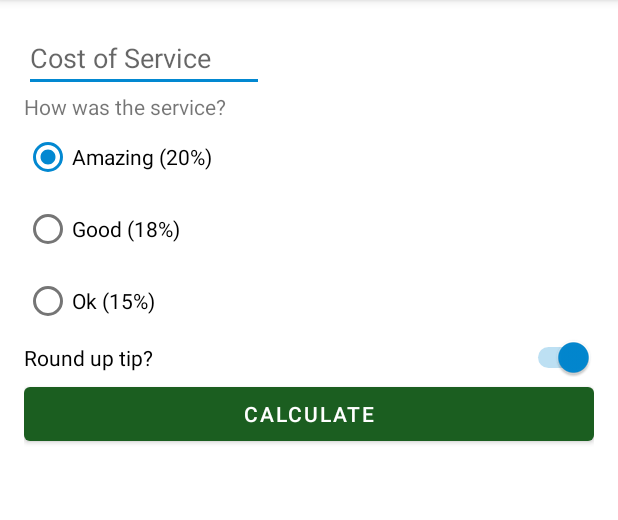
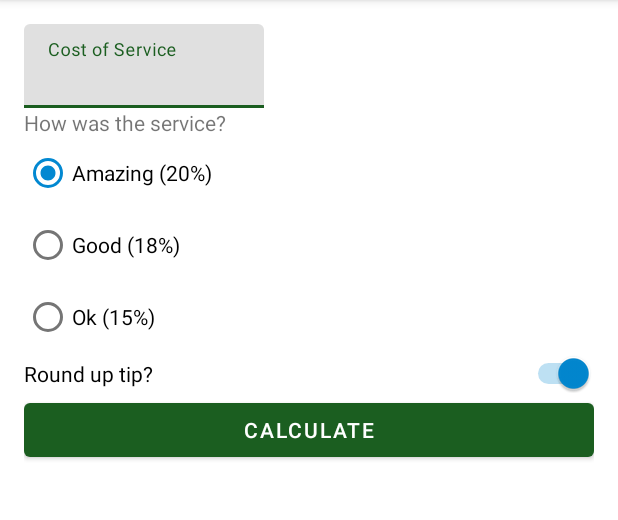
Before and after one commit to wanderlp/kotlin-tip-time, an Android app: the screen it shows after launch (MainActivity), on a phone screen of 412 x 824 dp, the part 84-604 px from its top. Run offline under Robolectric (Android 15) with nearby library versions, the phone set to English and light mode, and no system bars.

Commit message:
Se cambio el editText de Cost Of Service para utilizar el componente de material design

```diff
--- a/app/src/main/res/layout/activity_main.xml
+++ b/app/src/main/res/layout/activity_main.xml
@@ -7,14 +7,20 @@
     android:padding="16dp"
     tools:context=".MainActivity">
 
-    <EditText
+    <com.google.android.material.textfield.TextInputLayout
         android:id="@+id/cost_of_service"
         android:layout_width="160dp"
         android:layout_height="wrap_content"
         android:hint="@string/cost_of_service"
-        android:inputType="numberDecimal"
         app:layout_constraintStart_toStartOf="parent"
-        app:layout_constraintTop_toTopOf="parent" />
+        app:layout_constraintTop_toTopOf="parent">
+
+        <com.google.android.material.textfield.TextInputEditText
+            android:id="@+id/cost_of_service_edit_text"
+            android:layout_width="match_parent"
+            android:layout_height="wrap_content"
+            android:inputType="numberDecimal"/>
+    </com.google.android.material.textfield.TextInputLayout>
 
     <TextView
         android:id="@+id/service_question"
```
